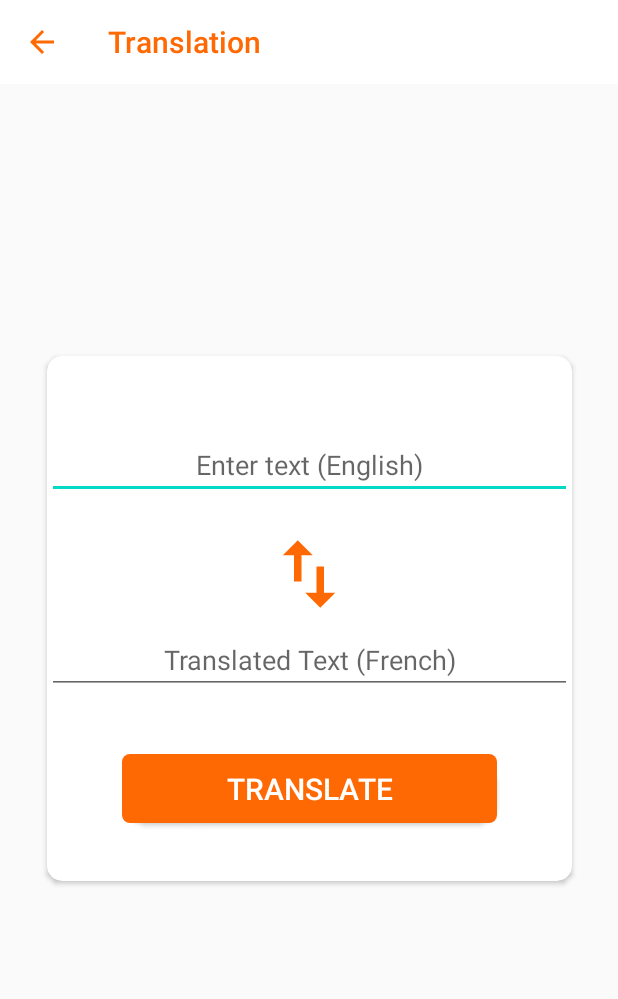
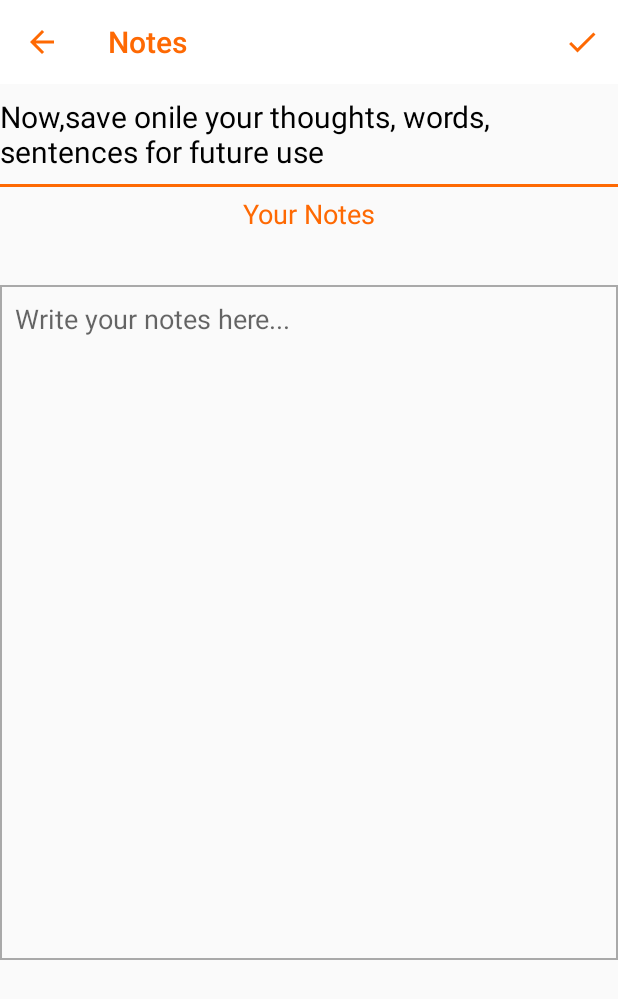
Before and after one commit to dhruv5418/Frenchopedia, an Android app: the screen it shows after launch once a user with an empty profile is signed in (TranslationActivity before the commit, NotesActivity after it), after a tap on "Notebook", on a phone screen of 412 x 824 dp. Shown: the top 999 px of the screen. Run offline under Robolectric (Android 15) with nearby library versions, the phone set to English and light mode, and no system bars; our stand-ins replace Firebase (no records; nobody signed in at launch, a user with empty details on screens opened directly); libraries missing offline, so code that uses them is left out: com.facebook.login; 2 statements that could not run were skipped.

Commit message:
Online note with update and show data code done using sub collection.

```diff
--- a/app/src/main/AndroidManifest.xml
+++ b/app/src/main/AndroidManifest.xml
@@ -12,7 +12,8 @@
         android:roundIcon="@mipmap/ic_launcher_round"
         android:supportsRtl="true"
         android:theme="@style/HiddenTitleTheme">
-        <activity android:name=".SettingsActivity"></activity>
+        <activity android:name=".NotesActivity"></activity>
+        <activity android:name=".SettingsActivity" />
         <activity android:name=".TranslationActivity" />
         <activity android:name=".Dashboard" />
         <activity android:name=".MainActivity">
--- a/app/src/main/java/com/example/frenchopedia/HomeFragment.java
+++ b/app/src/main/java/com/example/frenchopedia/HomeFragment.java
@@ -75,12 +75,13 @@ public class HomeFragment extends Fragment {
     private Toolbar.OnMenuItemClickListener toolListner=new Toolbar.OnMenuItemClickListener() {
         @Override
         public boolean onMenuItemClick(MenuItem item) {
+            Intent intent;
             switch (item.getItemId()){
-                case(R.id.translator):  Intent intent= new Intent(getActivity(),TranslationActivity.class);
+                case(R.id.translator):   intent= new Intent(getActivity(),TranslationActivity.class);
                                         startActivity(intent);
                                         break;
-                case(R.id.noteBook):  Intent intent1= new Intent(getActivity(),TranslationActivity.class);
-                                        startActivity(intent1);
+                case(R.id.noteBook):     intent= new Intent(getActivity(),NotesActivity.class);
+                                        startActivity(intent);
                                         break;
 
             }
--- /dev/null
+++ b/app/src/main/java/com/example/frenchopedia/NotesActivity.java
@@ -0,0 +1,121 @@
+package com.example.frenchopedia;
+
+import androidx.annotation.NonNull;
+import androidx.appcompat.app.AppCompatActivity;
+import androidx.appcompat.widget.Toolbar;
+
+import android.content.Intent;
+import android.os.Bundle;
+import android.util.Log;
+import android.view.Menu;
+import android.view.MenuInflater;
+import android.view.MenuItem;
+import android.view.View;
+import android.widget.EditText;
+import android.widget.Toast;
+
+import com.google.android.gms.tasks.OnCompleteListener;
+import com.google.android.gms.tasks.OnSuccessListener;
+import com.google.android.gms.tasks.Task;
+import com.google.firebase.auth.FirebaseAuth;
+import com.google.firebase.auth.FirebaseUser;
+import com.google.firebase.firestore.DocumentReference;
+import com.google.firebase.firestore.DocumentSnapshot;
+import com.google.firebase.firestore.FirebaseFirestore;
+
+import java.util.HashMap;
+import java.util.Map;
+
+public class NotesActivity extends AppCompatActivity {
+    Toolbar toolbar;
+    String data;
+    EditText edt_data;
+    FirebaseUser curUser;
+    FirebaseAuth auth;
+    FirebaseFirestore db;
+    @Override
+    protected void onCreate(Bundle savedInstanceState) {
+        super.onCreate(savedInstanceState);
+        setContentView(R.layout.activity_notes);
+        toolbar= findViewById(R.id.tool_notes);
+        edt_data=findViewById(R.id.edt_notes);
+        auth=FirebaseAuth.getInstance();
+        db = FirebaseFirestore.getInstance();
+        setSupportActionBar(toolbar);
+        toolbar.setTitleTextColor(getResources().getColor(R.color.orenge_button));
+        getSupportActionBar().setTitle("Notes");
+        toolbar.setOnMenuItemClickListener(toolListener);
+        toolbar.setNavigationOnClickListener(new View.OnClickListener() {
+            @Override
+            public void onClick(View v) {
+                Intent intent = new Intent(getApplicationContext(), Dashboard.class);
+                startActivity(intent);
+            }
+        });
+        loadData();
+
+    }
+    void loadData(){
+        readData(new FirestoreCallback() {
+            @Override
+            public void onClickback(DocumentSnapshot documentSnapshot) {
+                edt_data.setText((CharSequence) documentSnapshot.get("Data"));
+
+            }
+        });
+    }
+
+    private void readData(final FirestoreCallback firestoreCallback){
+        curUser=auth.getCurrentUser();
+        DocumentReference docref=db.collection("Users").document(curUser.getUid()).collection("Notes").document("1");
+        docref.get().addOnSuccessListener(new OnSuccessListener<DocumentSnapshot>() {
+            @Override
+            public void onSuccess(DocumentSnapshot documentSnapshot) {
+                if(documentSnapshot.exists()){
+                    documentSnapshot.getData();
+                    firestoreCallback.onClickback(documentSnapshot);
+                }else{
+                    Log.d("Else=","Doc not exist");
+                }
+            }
+        });
+    }
+    private interface FirestoreCallback{
+        void onClickback(DocumentSnapshot documentSnapshot);
+    }
+
+
+    @Override
+    public boolean onCreateOptionsMenu(Menu menu) {
+        MenuInflater inflater = getMenuInflater();
+        inflater.inflate(R.menu.tool_settings, menu);
+        return true;
+    }
+
+    Toolbar.OnMenuItemClickListener toolListener = new Toolbar.OnMenuItemClickListener() {
+        @Override
+        public boolean onMenuItemClick(MenuItem item) {
+            switch (item.getItemId()){
+                case R.id.done: data=edt_data.getText().toString();
+                                curUser=auth.getCurrentUser();
+
+                    DocumentReference userRef = db.collection("Users").document(curUser.getUid());
+                   DocumentReference note= userRef.collection("Notes").document("1");
+                    Map<String,Object> usermap=new HashMap<>();
+                    usermap.put("Data",data);
+                    db.collection("Users").document(curUser.getUid()).collection("Notes").document("1").set(usermap).addOnCompleteListener(new OnCompleteListener<Void>() {
+                        @Override
+                        public void onComplete(@NonNull Task<Void> task) {
+                            if (task.isSuccessful()){
+                                Toast.makeText(getApplicationContext(),"Notes Saved",Toast.LENGTH_LONG).show();
+                                loadData();
+                            }
+                        }
+                    });
+
+            }
+
+            return true;
+        }
+    };
+}
--- /dev/null
+++ b/app/src/main/res/drawable/border_edittext.xml
@@ -0,0 +1,15 @@
+<?xml version="1.0" encoding="utf-8"?>
+<shape xmlns:android="http://schemas.android.com/apk/res/android">
+    <stroke
+        android:width="1dp"
+        android:color="@color/DarkGray" />
+    <solid
+        android:color="#00FFFFFF"
+        android:paddingLeft="10dp"
+        android:paddingTop="10dp"/>
+    <padding
+        android:left="10dp"
+        android:top="10dp"
+        android:right="10dp"
+        android:bottom="10dp" />
+</shape>
--- /dev/null
+++ b/app/src/main/res/layout/activity_notes.xml
@@ -0,0 +1,55 @@
+<?xml version="1.0" encoding="utf-8"?>
+<androidx.constraintlayout.widget.ConstraintLayout xmlns:android="http://schemas.android.com/apk/res/android"
+    xmlns:app="http://schemas.android.com/apk/res-auto"
+    xmlns:tools="http://schemas.android.com/tools"
+    android:layout_width="match_parent"
+    android:layout_height="match_parent"
+    tools:context=".NotesActivity"
+    android:id="@+id/notesView">
+    <include
+        layout="@layout/tool_dash"
+        android:id="@+id/tool_notes"
+        app:layout_constraintTop_toTopOf="parent"
+        />
+    <TextView
+        android:id="@+id/lbl_title"
+        android:layout_width="wrap_content"
+        android:layout_height="wrap_content"
+        android:text="Now,save onile your thoughts, words, sentences for future use "
+        app:layout_constraintTop_toBottomOf="@+id/tool_notes"
+        app:layout_constraintStart_toStartOf="parent"
+        android:layout_marginTop="8dp"
+        android:textSize="20sp"
+        android:textColor="@color/Black"/>
+    <View
+        android:id="@+id/divider1"
+        android:layout_width="match_parent"
+        android:layout_height="2dp"
+        app:layout_constraintTop_toBottomOf="@+id/lbl_title"
+        app:layout_constraintStart_toStartOf="parent"
+        android:layout_marginTop="8dp"
+        android:background="@color/orenge_button" />
+    <TextView
+        android:id="@+id/txt_note"
+        android:layout_width="wrap_content"
+        android:layout_height="wrap_content"
+        app:layout_constraintTop_toBottomOf="@id/divider1"
+        android:text="Your Notes"
+        android:textColor="@color/orenge_button"
+        android:textSize="18sp"
+        app:layout_constraintStart_toStartOf="parent"
+        app:layout_constraintEnd_toEndOf="parent"
+        android:layout_marginTop="5dp"/>
+    <EditText
+        android:layout_width="match_parent"
+        android:layout_height="wrap_content"
+        android:id="@+id/edt_notes"
+        app:layout_constraintTop_toBottomOf="@+id/txt_note"
+        android:inputType="textMultiLine"
+        android:lines="20"
+        android:gravity="top"
+        android:hint="Write your notes here..."
+        android:background="@drawable/border_edittext"
+        android:layout_marginTop="35dp"
+        />
+</androidx.constraintlayout.widget.ConstraintLayout>
```
